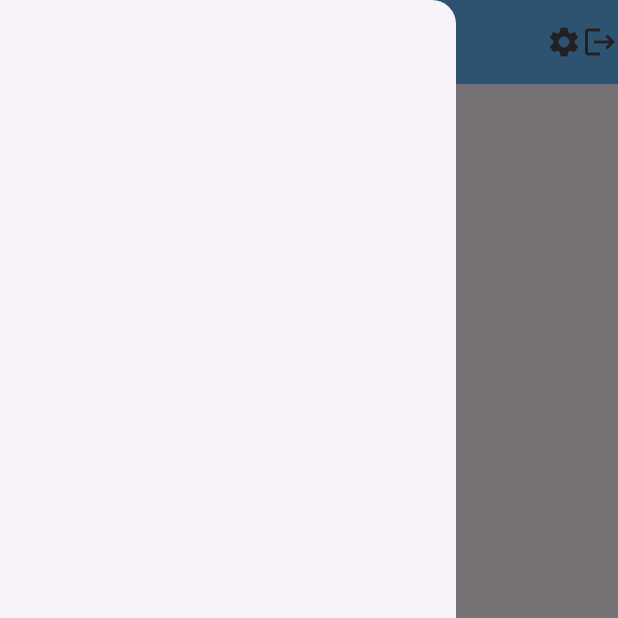
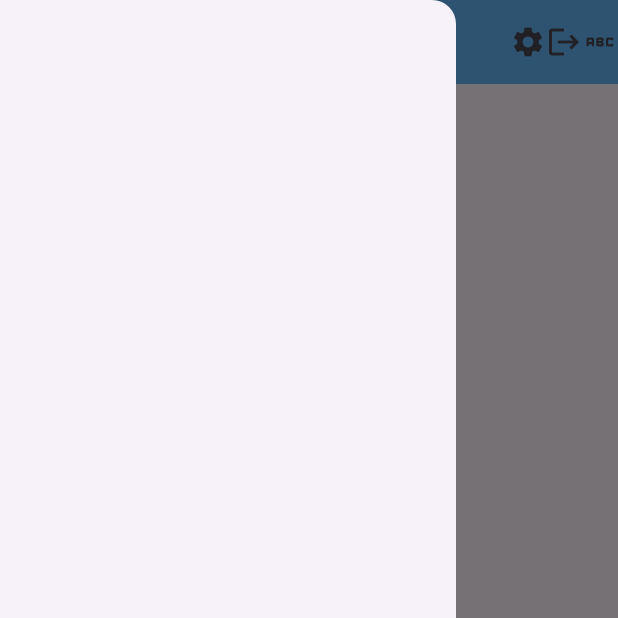
Before and after one commit to noob-tugz/mobile-computing1, a Flutter app: the screen it shows after launch, with the side drawer open, on a phone screen of 412 x 824 dp, the top half of it. Run offline on Flutter 3.47's test engine with Material 3 defaults, Android fonts, the light colour scheme and no system bars.

Commit message:
Second Topic

```diff
--- a/lib/main.dart
+++ b/lib/main.dart
@@ -17,6 +17,8 @@ class MyApp extends StatelessWidget {
           actions: [
             Icon(Icons.settings),
             Icon(Icons.logout),
+            Icon(Icons.abc_rounded),
+
           ],
         ),
         body: Center(
```
